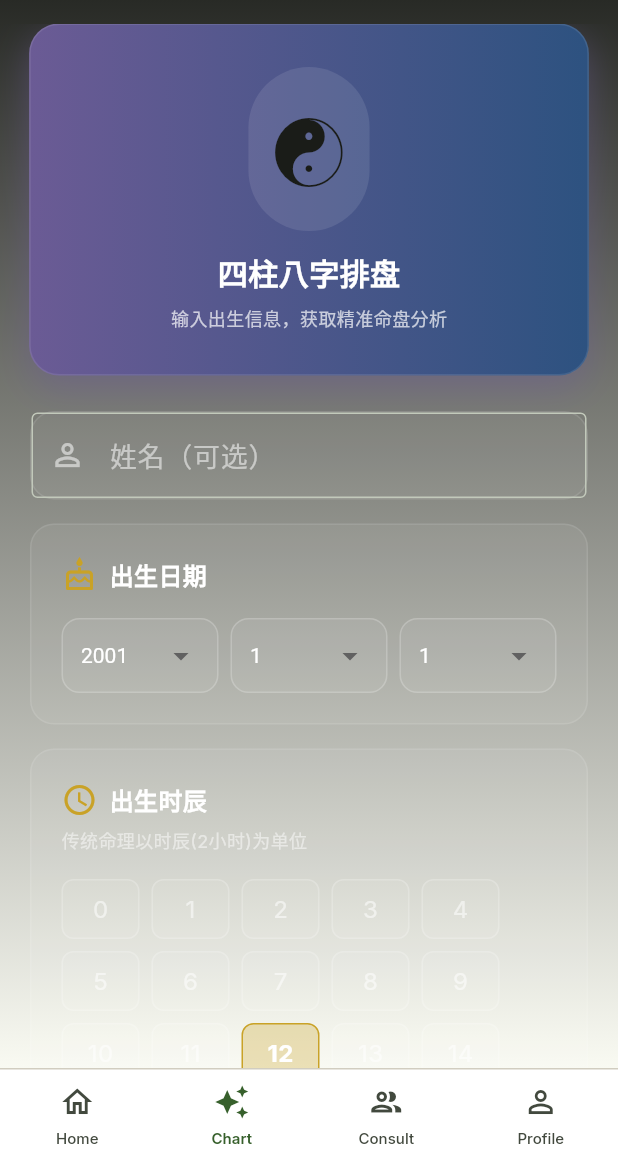
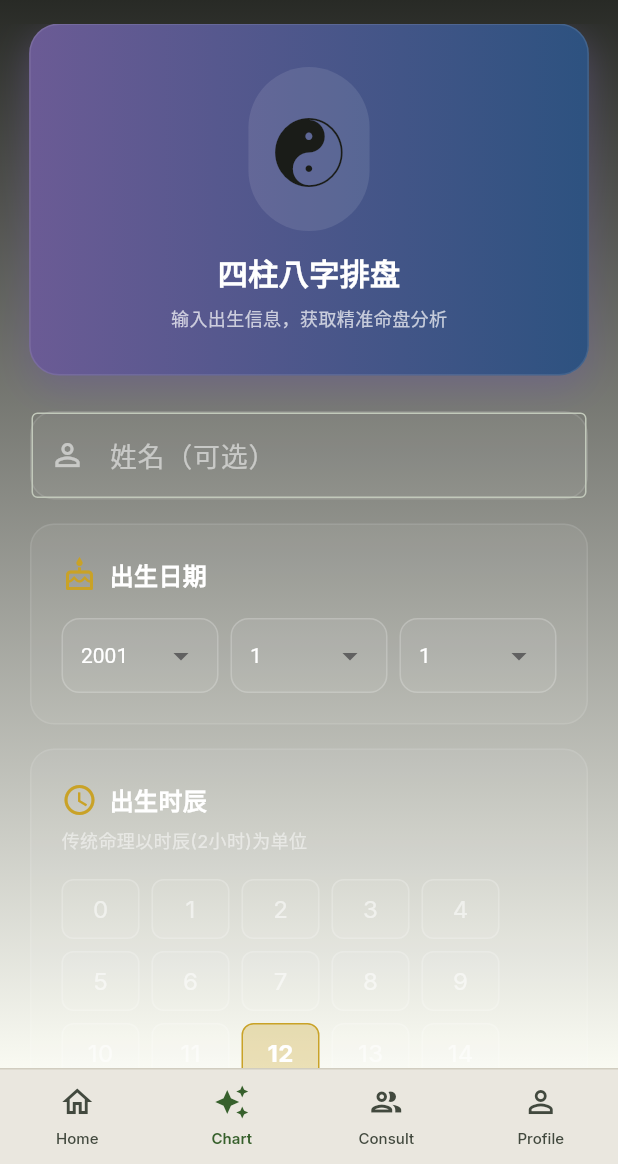
Before and after one commit to jinweijun999-lang/yishun, a Flutter app: the screen it shows after launch, item 2 of the bottom bar chosen, on a phone screen of 412 x 824 dp, the part 72-1236 px from its top. Run offline on Flutter 3.47's test engine with Material 3 defaults, Android fonts, the light colour scheme and no system bars; our stand-ins replace fl_chart, flutter_secure_storage, google_fonts, shared_preferences; network calls fail.

Commit message:
feat: complete Modern Oriental design - Noto Serif/Inter fonts, navBackground, THE STILLNESS title

```diff
--- a/lib/utils/theme.dart
+++ b/lib/utils/theme.dart
@@ -87,6 +87,9 @@ class YiShunTheme {
 
   // Card border
   static const Color cardBorder = Color(0xFFD1CDC0);
+
+  // Navigation bar background - warm beige from design
+  static const Color navBackground = Color(0xFFEAE7DF);
 
   // === Spacing (4px unit) ===
   static const double spaceXs  = 4;
--- a/lib/widgets/decorations.dart
+++ b/lib/widgets/decorations.dart
@@ -269,7 +269,7 @@ class YiShunBottomNav extends StatelessWidget {
     return Container(
       height: 64,
       decoration: const BoxDecoration(
-        color: YiShunTheme.surfaceContainerLowest,
+        color: YiShunTheme.navBackground,
         border: Border(
           top: BorderSide(color: YiShunTheme.cardBorder, width: 1),
         ),
```
